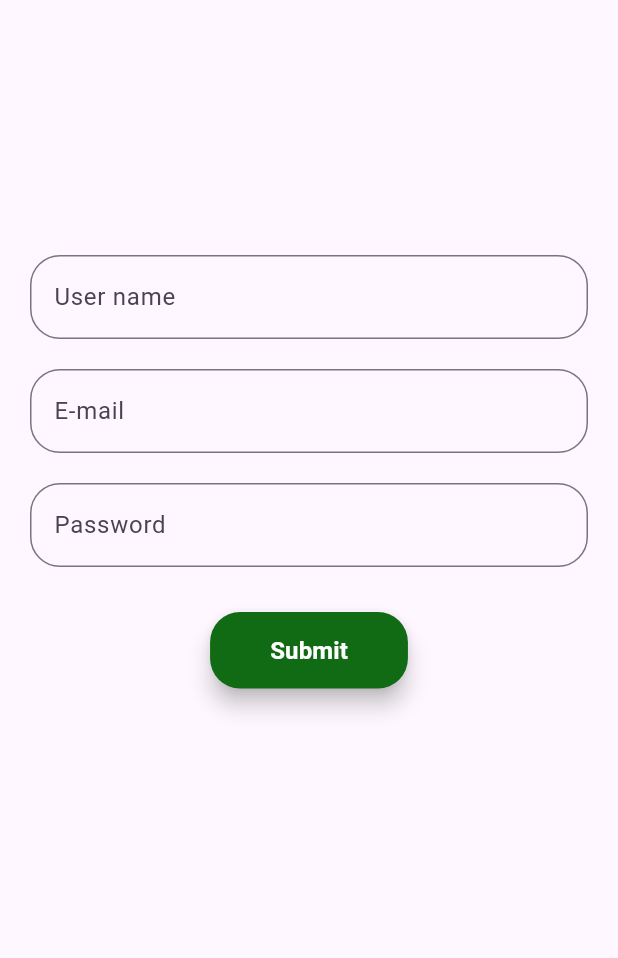
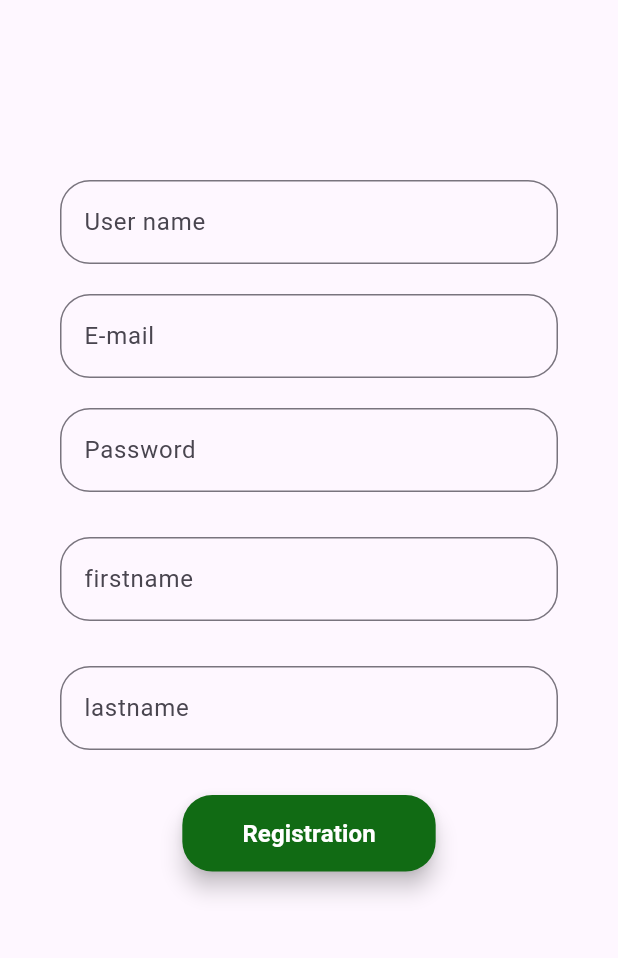
Before and after one commit to dev-shaon/Post-Api-Demo, a Flutter app: the screen it shows after launch, on a phone screen of 412 x 824 dp, the part 84-1042 px from its top. Run offline on Flutter 3.47's test engine with Material 3 defaults, Android fonts, the phone set to English and light mode, and no system bars.

Commit message:
update some code and add login screen

```diff
--- a/lib/Api/model.dart
+++ b/lib/Api/model.dart
@@ -2,18 +2,24 @@ class UserModel {
   final String name;
   final String email;
   final String password;
+  final String firstname;
+  final String lastname;
 
   UserModel({
     required this.name,
     required this.email,
     required this.password,
+    required this.firstname,
+    required this.lastname,
   });
 
   Map<String, dynamic> toJson() {
-    return {
-      "name": name,
-      "email": email,
-      "password": password,
-    };
-  }
+  return {
+    "username": name,
+    "email": email,
+    "password": password,
+    "first_name": firstname,
+    "last_name": lastname,
+  };
 }
+}
--- /dev/null
+++ b/lib/Api/screens/Home_Page.dart
@@ -0,0 +1,145 @@
+import 'package:flutter/material.dart';
+import 'package:post_api/Api/User_provider.dart';
+
+import 'package:post_api/Api/model.dart';
+import 'package:post_api/Api/screens/log_in.dart';
+import 'package:provider/provider.dart';
+
+class HomeScreen extends StatefulWidget {
+  const HomeScreen({super.key});
+
+  @override
+  State<HomeScreen> createState() => _HomeScreenState();
+}
+
+class _HomeScreenState extends State<HomeScreen> {
+  final TextEditingController nameController = TextEditingController();
+  final TextEditingController emailController = TextEditingController();
+  final TextEditingController passController = TextEditingController();
+  final TextEditingController fristController = TextEditingController();
+  final TextEditingController lastController = TextEditingController();
+
+  @override
+  Widget build(BuildContext context) {
+    final auth = Provider.of<UserProvider>(context);
+
+    return Scaffold(
+      appBar: AppBar(
+        backgroundColor: Colors.green,
+        title: Text(
+          "Post <----> Api",
+          style: TextStyle(color: Colors.white, fontWeight: FontWeight.bold),
+        ),
+        centerTitle: true,
+      ),
+      body: Padding(
+        padding: const EdgeInsets.all(20),
+        child: Padding(
+          padding: const EdgeInsets.all(20),
+          child: Column(
+            children: [
+              SizedBox(height: 80),
+              TextField(
+                controller: nameController,
+                decoration: InputDecoration(
+                  hintText: "User name",
+                  border: OutlineInputBorder(
+                    borderRadius: BorderRadius.circular(20),
+                  ),
+                ),
+              ),
+              SizedBox(height: 20),
+              TextField(
+                controller: emailController,
+                decoration: InputDecoration(
+                  hintText: "E-mail",
+                  border: OutlineInputBorder(
+                    borderRadius: BorderRadius.circular(20),
+                  ),
+                ),
+              ),
+              SizedBox(height: 20),
+              TextField(
+                controller: passController,
+                decoration: InputDecoration(
+                  hintText: "Password",
+                  border: OutlineInputBorder(
+                    borderRadius: BorderRadius.circular(20),
+                  ),
+                ),
+              ),
+              SizedBox(height: 30),
+              TextField(
+                controller: fristController,
+                decoration: InputDecoration(
+                  hintText: "firstname",
+                  border: OutlineInputBorder(
+                    borderRadius: BorderRadius.circular(20),
+                  ),
+                ),
+              ),
+              SizedBox(height: 30),
+              TextField(
+                controller: lastController,
+                decoration: InputDecoration(
+                  hintText: "lastname",
+                  border: OutlineInputBorder(
+                    borderRadius: BorderRadius.circular(20),
+                  ),
+                ),
+              ),
+              SizedBox(height: 30),
+
+              ElevatedButton(
+                onPressed: () async {
+                  final success = await auth.Submit(
+                    UserModel(
+                      name: nameController.text,
+                      email: emailController.text,
+                      password: passController.text,
+                      firstname: fristController.text,
+                      lastname: lastController.text,
+                    )
+                  );
+
+                  if (success) {
+                    ScaffoldMessenger.of(context).showSnackBar(
+                      SnackBar(content: Text("User Posted Successfully")),
+                    );
+
+                    Navigator.push(
+                      context,
+                      MaterialPageRoute(builder: (context) => LogIn()),
+                    );
+                  } else {
+                    ScaffoldMessenger.of(
+                      context,
+                    ).showSnackBar(SnackBar(content: Text("Failed to Post")));
+                  }
+                },
+                style: ElevatedButton.styleFrom(
+                  backgroundColor: const Color.fromARGB(255, 17, 107, 20),
+                  foregroundColor: Colors.white,
+                  padding: EdgeInsets.symmetric(horizontal: 40, vertical: 14),
+                  shape: RoundedRectangleBorder(
+                    borderRadius: BorderRadius.circular(20),
+                  ),
+                  elevation: 6,
+                ),
+                child: auth.isLoading
+                    ? CircularProgressIndicator()
+                    : Text(
+                        "Registration",
+                        style: TextStyle(
+                          fontSize: 16,
+                          fontWeight: FontWeight.w600,
+                        ),
+                      ),
+              ),
+            ],
+          ),
+        ),
+      ),
+    );
+  }
+}
--- a/lib/Home_Page.dart
+++ /dev/null
@@ -1,109 +0,0 @@
-import 'package:flutter/material.dart';
-import 'package:post_api/Api/User_provider.dart';
-import 'package:post_api/Api/model.dart';
-import 'package:provider/provider.dart';
-
-
-class HomeScreen extends StatefulWidget {
-  const HomeScreen({super.key});
-
-  @override
-  State<HomeScreen> createState() => _HomeScreenState();
-}
-
-class _HomeScreenState extends State<HomeScreen> {
-
-  final TextEditingController nameController = TextEditingController();
-  final TextEditingController emailController = TextEditingController();
-  final TextEditingController passController = TextEditingController();
-
-  @override
-  Widget build(BuildContext context) {
-    final auth = Provider.of<AuthProvider>(context);
-
-    return Scaffold(
-      appBar: AppBar(
-        backgroundColor: Colors.green,
-        title: Text(
-          "Post <----> Api",
-          style: TextStyle(color: Colors.white, fontWeight: FontWeight.bold),
-        ),
-        centerTitle: true,
-      ),
-      body: Padding(
-        padding: const EdgeInsets.all(20),
-        child: Column(
-          children: [
-            SizedBox(height: 150),
-            TextField(
-              controller: nameController,
-              decoration: InputDecoration(
-                hintText: "User name",
-                border: OutlineInputBorder(
-                  borderRadius: BorderRadius.circular(20),
-                ),
-              ),
-            ),
-            SizedBox(height: 20),
-            TextField(
-              controller: emailController,
-              decoration: InputDecoration(
-                hintText: "E-mail",
-                border: OutlineInputBorder(
-                  borderRadius: BorderRadius.circular(20),
-                ),
-              ),
-            ),
-            SizedBox(height: 20),
-            TextField(
-              controller: passController,
-              decoration: InputDecoration(
-                hintText: "Password",
-                border: OutlineInputBorder(
-                  borderRadius: BorderRadius.circular(20),
-                ),
-              ),
-            ),
-            SizedBox(height: 30),
-
-            ElevatedButton(
-              onPressed: () async {
-                final success = await auth.Submit(
-                  UserModel(
-                    name: nameController.text,
-                    email: emailController.text,
-                    password: passController.text,
-                  ),
-                );
-
-                if (success) {
-                  ScaffoldMessenger.of(context).showSnackBar(
-                    SnackBar(content: Text("User Posted Successfully")),
-                  );
-                } else {
-                  ScaffoldMessenger.of(context).showSnackBar(
-                    SnackBar(content: Text("Failed to Post")),
-                  );
-                }
-              },
-              style: ElevatedButton.styleFrom(
-                backgroundColor: const Color.fromARGB(255, 17, 107, 20),
-                foregroundColor: Colors.white,
-                padding: EdgeInsets.symmetric(horizontal: 40, vertical: 14),
-                shape: RoundedRectangleBorder(
-                  borderRadius: BorderRadius.circular(20),
-                ),
-                elevation: 6,
-              ),
-              child: auth.isLoading? CircularProgressIndicator()
-                  : Text(
-                      "Submit",
-                      style: TextStyle(fontSize: 16, fontWeight: FontWeight.w600),
-                    ),
-            ),
-          ],
-        ),
-      ),
-    );
-  }
-}
--- a/lib/main.dart
+++ b/lib/main.dart
@@ -1,6 +1,6 @@
 import 'package:flutter/material.dart';
 import 'package:post_api/Api/User_provider.dart';
-import 'package:post_api/Home_Page.dart';
+import 'package:post_api/Api/screens/Home_Page.dart';
 import 'package:provider/provider.dart';
 
 
@@ -8,7 +8,7 @@ void main() {
   runApp(
     MultiProvider(
       providers: [
-        ChangeNotifierProvider(create: (_) => AuthProvider()),
+        ChangeNotifierProvider(create: (_) => UserProvider()),
       ],
       child: const MyApp(),
     ),
```
Also changed, not shown: lib/Api/User_provider.dart (+13 -2 lines), lib/Api/post_service.dart (+26 -12 lines), lib/Api/screens/log_in.dart (added, +101 -0 lines).
